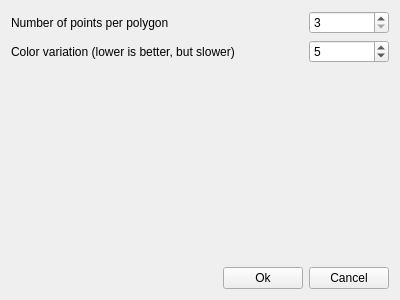
This is settingswidget.ui in tux3/Evolve as Qt 5 draws it before an edit. The edited form follows.
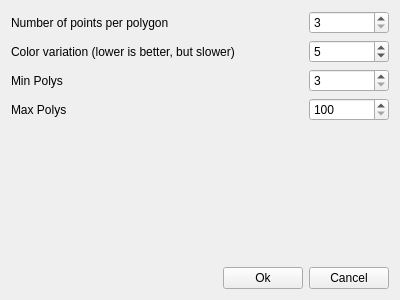
This is the edited form.

```diff
--- a/settingswidget.ui
+++ b/settingswidget.ui
@@ -14,14 +14,14 @@
    <string>Settings</string>
   </property>
   <layout class="QGridLayout" name="gridLayout">
-   <item row="3" column="2">
+   <item row="5" column="2">
     <widget class="QPushButton" name="closeButton">
      <property name="text">
       <string>Cancel</string>
      </property>
     </widget>
    </item>
-   <item row="2" column="0" colspan="3">
+   <item row="4" column="0" colspan="3">
     <spacer name="verticalSpacer">
      <property name="orientation">
       <enum>Qt::Vertical</enum>
@@ -34,26 +34,6 @@
      </property>
     </spacer>
    </item>
-   <item row="3" column="1">
-    <widget class="QPushButton" name="okButton">
-     <property name="text">
-      <string>Ok</string>
-     </property>
-    </widget>
-   </item>
-   <item row="3" column="0">
-    <spacer name="horizontalSpacer">
-     <property name="orientation">
-      <enum>Qt::Horizontal</enum>
-     </property>
-     <property name="sizeHint" stdset="0">
-      <size>
-       <width>40</width>
-       <height>20</height>
-      </size>
-     </property>
-    </spacer>
-   </item>
    <item row="0" column="2">
     <widget class="QSpinBox" name="nPointsSpin">
      <property name="minimum">
@@ -71,6 +51,13 @@
      </property>
     </widget>
    </item>
+   <item row="5" column="1">
+    <widget class="QPushButton" name="okButton">
+     <property name="text">
+      <string>Ok</string>
+     </property>
+    </widget>
+   </item>
    <item row="1" column="0" colspan="2">
     <widget class="QLabel" name="label_2">
      <property name="text">
@@ -78,6 +65,19 @@
      </property>
     </widget>
    </item>
+   <item row="5" column="0">
+    <spacer name="horizontalSpacer">
+     <property name="orientation">
+      <enum>Qt::Horizontal</enum>
+     </property>
+     <property name="sizeHint" stdset="0">
+      <size>
+       <width>40</width>
+       <height>20</height>
+      </size>
+     </property>
+    </spacer>
+   </item>
    <item row="1" column="2">
     <widget class="QSpinBox" name="colorVarSpin">
      <property name="minimum">
@@ -91,6 +91,40 @@
      </property>
     </widget>
    </item>
+   <item row="2" column="0">
+    <widget class="QLabel" name="label_3">
+     <property name="text">
+      <string>Min Polys</string>
+     </property>
+    </widget>
+   </item>
+   <item row="3" column="0">
+    <widget class="QLabel" name="label_4">
+     <property name="text">
+      <string>Max Polys</string>
+     </property>
+    </widget>
+   </item>
+   <item row="2" column="2">
+    <widget class="QSpinBox" name="minPolySpin">
+     <property name="minimum">
+      <number>3</number>
+     </property>
+     <property name="maximum">
+      <number>10000</number>
+     </property>
+    </widget>
+   </item>
+   <item row="3" column="2">
+    <widget class="QSpinBox" name="maxPolySpin">
+     <property name="minimum">
+      <number>100</number>
+     </property>
+     <property name="maximum">
+      <number>100000</number>
+     </property>
+    </widget>
+   </item>
   </layout>
  </widget>
  <resources/>
```
